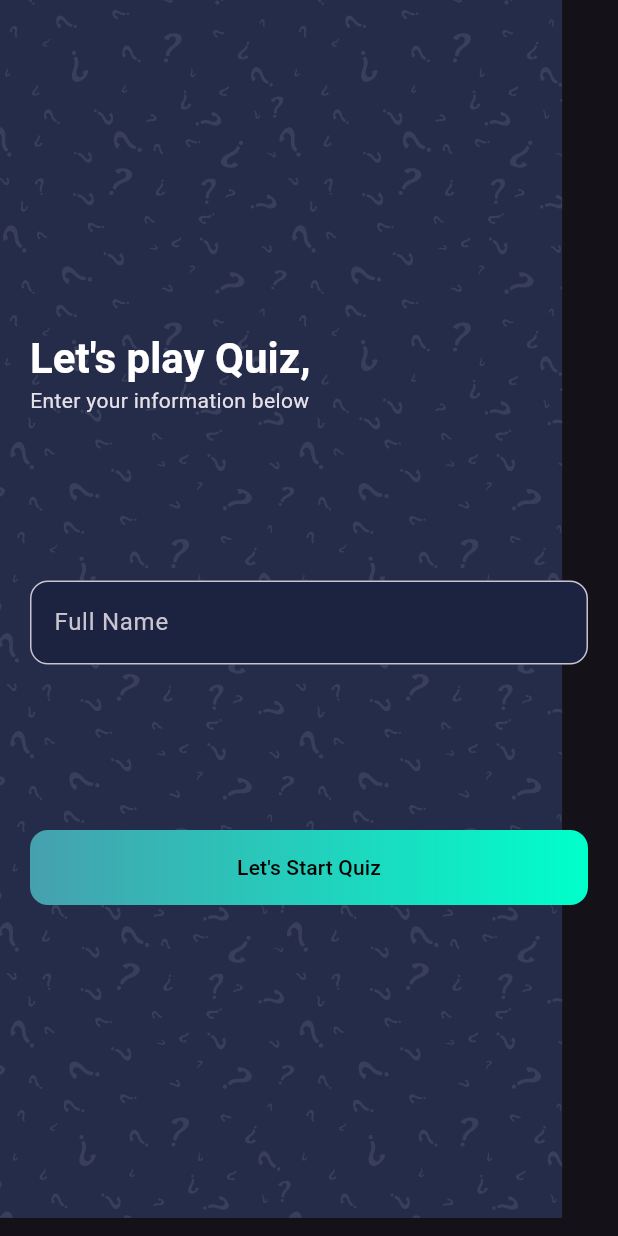
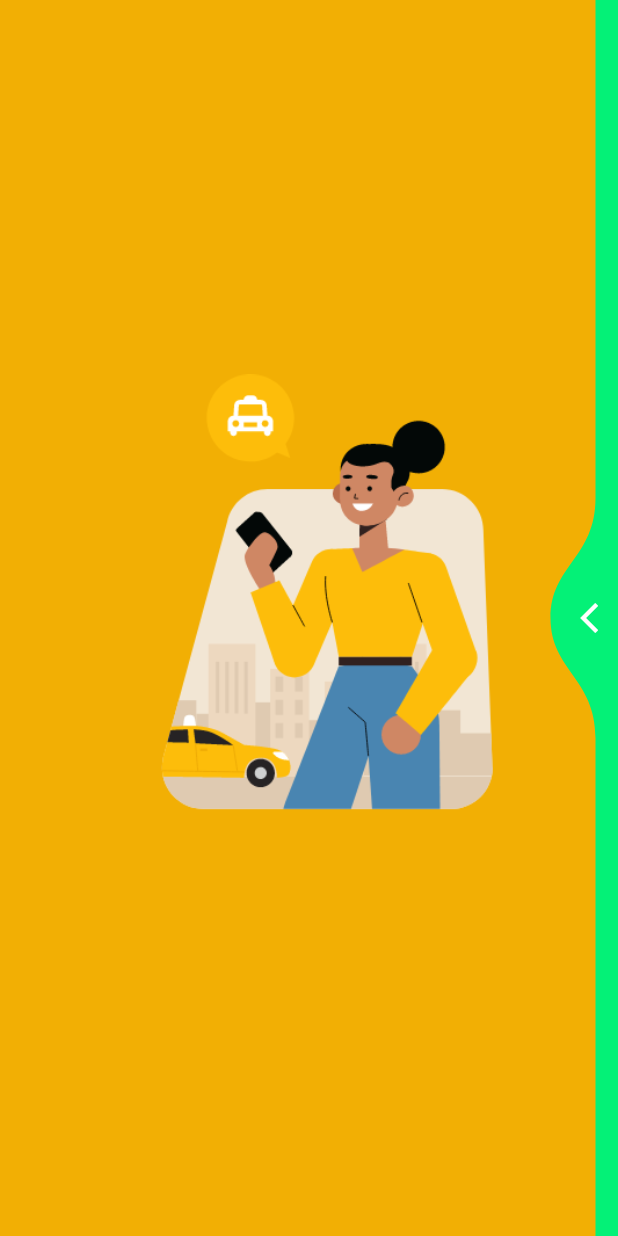
Before and after one commit to Idriss-rayan/familyquiz, a Flutter app: the screen it shows after launch, on a phone screen of 412 x 824 dp. Run offline on Flutter 3.47's test engine with Material 3 defaults, Android fonts, the phone set to English and light mode, and no system bars; drawn by our look-alikes of liquid_swipe; our stand-ins replace flutter_svg, get, websafe_svg.

Commit message:
elevent ramadan

```diff
--- a/lib/documentation/doc.dart
+++ b/lib/documentation/doc.dart
@@ -0,0 +1,83 @@
+import 'package:flutter/material.dart';
+import 'package:liquid_swipe/liquid_swipe.dart';
+
+class Doc extends StatelessWidget {
+  Doc({super.key});
+
+  final List<Widget> pages = [
+    PageWidget(
+      bgColor: const Color.fromARGB(255, 242, 175, 4),
+      imagePath: "assets/icons/test1.png",
+    ),
+    PageWidget(
+      bgColor: const Color.fromARGB(255, 4, 241, 119),
+      imagePath: "assets/icons/test2.png",
+    ),
+    PageWidget(
+      gradientColors: [Colors.red, Colors.deepOrangeAccent],
+      imagePath: "assets/icons/test3.png",
+    ),
+  ];
+
+  @override
+  Widget build(BuildContext context) {
+    return Scaffold(
+      body: LiquidSwipe(
+        pages: pages,
+        fullTransitionValue: 300,
+        enableLoop: false,
+        enableSideReveal: true,
+        slideIconWidget: const Icon(
+          Icons.arrow_back_ios,
+          size: 24, // Increased for better visibility
+          color: Colors.white,
+        ),
+        waveType: WaveType.liquidReveal,
+        positionSlideIcon: 0.5,
+      ),
+    );
+  }
+}
+
+class PageWidget extends StatelessWidget {
+  final Color? bgColor;
+  final List<Color>? gradientColors;
+  final String imagePath;
+
+  const PageWidget({
+    super.key,
+    this.bgColor,
+    this.gradientColors,
+    required this.imagePath,
+  });
+
+  @override
+  Widget build(BuildContext context) {
+    return Container(
+      width: double.infinity,
+      decoration: BoxDecoration(
+        color: bgColor,
+        gradient: gradientColors != null
+            ? LinearGradient(
+                colors: gradientColors!,
+                begin: Alignment.topLeft,
+                end: Alignment.bottomRight,
+              )
+            : null,
+      ),
+      child: Column(
+        mainAxisAlignment: MainAxisAlignment.center,
+        children: [
+          Padding(
+            padding: const EdgeInsets.only(bottom: 25),
+            child: Image.asset(
+              imagePath,
+              height: 300,
+              width: 300,
+            ),
+          ),
+        ],
+      ),
+    );
+  }
+}
--- a/lib/main.dart
+++ b/lib/main.dart
@@ -1,3 +1,4 @@
+import 'package:familyquiz/documentation/doc.dart';
 import 'package:familyquiz/screens/quiz/quiz_screen.dart';
 import 'package:familyquiz/screens/score/score_screen.dart';
 import 'package:familyquiz/screens/welcome/welcome_screen.dart';
@@ -17,7 +18,7 @@ class MyApp extends StatelessWidget {
       title: 'African Quiz',
       debugShowCheckedModeBanner: false,
       theme: ThemeData.dark(),
-      home: WelcomeScreen(),
+      home: Doc(),
     );
   }
 }
--- a/pubspec.yaml
+++ b/pubspec.yaml
@@ -34,6 +34,7 @@ dependencies:
   # The following adds the Cupertino Icons font to your application.
   # Use with the CupertinoIcons class for iOS style icons.
   cupertino_icons: ^1.0.8
+  liquid_swipe: ^3.1.0
 
   websafe_svg: ^3.0.1
 
```
Also changed, not shown: assets/icons/test1.png (added), assets/icons/test2.png (added), assets/icons/test3.png (added), pubspec.lock.
